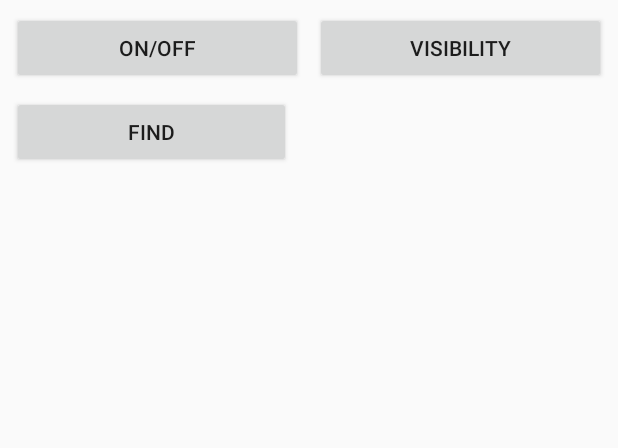
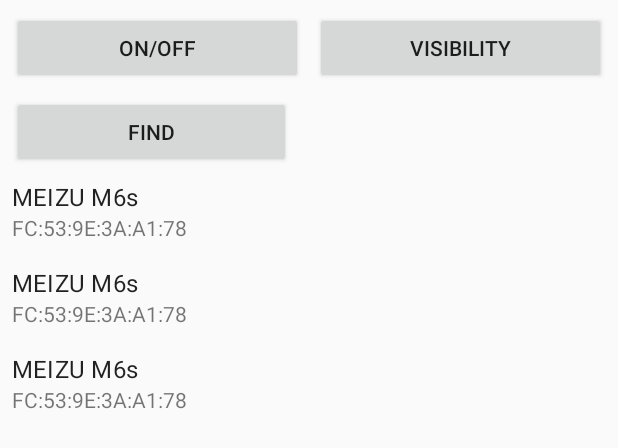
Before and after one commit to AlexeyKatsuro/BTEx, an Android app: the layout fragment_main.xml on its own in the app's theme, with its tools: preview values and no code run, on a phone screen of 412 x 824 dp. Shown: the top 448 px of the screen. Run offline under Robolectric (Android 15) with nearby library versions, the phone set to English and light mode, and no system bars.

Commit message:
display device

```diff
--- a/app/src/main/AndroidManifest.xml
+++ b/app/src/main/AndroidManifest.xml
@@ -16,7 +16,7 @@
         android:supportsRtl="true"
         android:theme="@style/AppTheme"
         tools:ignore="GoogleAppIndexingWarning">
-        <activity android:name=".MainActivity">
+        <activity android:name=".ui.MainActivity">
             <intent-filter>
                 <action android:name="android.intent.action.MAIN" />
 
--- a/app/src/main/java/com/e/btex/MainActivity.kt
+++ b/app/src/main/java/com/e/btex/ui/MainActivity.kt
@@ -1,7 +1,8 @@
-package com.e.btex
+package com.e.btex.ui
 
 import androidx.appcompat.app.AppCompatActivity
 import android.os.Bundle
+import com.e.btex.R
 
 class MainActivity : AppCompatActivity() {
 
--- a/app/src/main/java/com/e/btex/utils/AutoRegisterReceiver.kt
+++ b/app/src/main/java/com/e/btex/utils/AutoRegisterReceiver.kt
@@ -27,7 +27,6 @@ class AutoRegisterReceiver<T : BroadcastReceiver>(val fragment: Fragment, val fi
             @OnLifecycleEvent(Lifecycle.Event.ON_DESTROY)
             fun onDestroy() {
                 _value?.let {
-                    Timber.d("onDestroy: unregisterReceive $it")
                     fragment.requireActivity().unregisterReceiver(it)
                 }
             }
@@ -42,13 +41,12 @@ class AutoRegisterReceiver<T : BroadcastReceiver>(val fragment: Fragment, val fi
 
     override fun setValue(thisRef: Fragment, property: KProperty<*>, value: T) {
         _value = value
-        Timber.d("setValue: registerReceiver $_value")
         val intentFilter = IntentFilter(filterAction)
         fragment.requireActivity().registerReceiver(_value, intentFilter)
     }
 }
 
 /**
- * Creates an [AutoClearedValue] associated with this fragment.
+ * Creates an [AutoSubscribeReceiver] associated with this fragment.
  */
 fun <T : BroadcastReceiver> Fragment.AutoSubscribeReceiver(filterAction: String) = AutoRegisterReceiver<T>(this,filterAction)
--- a/app/src/main/res/layout/activity_main.xml
+++ b/app/src/main/res/layout/activity_main.xml
@@ -4,7 +4,7 @@
     xmlns:tools="http://schemas.android.com/tools"
     android:layout_width="match_parent"
     android:layout_height="match_parent"
-    tools:context=".MainActivity">
+    tools:context=".ui.MainActivity">
 
     <fragment
         android:id="@+id/nav_host_fragment"
--- a/app/src/main/res/layout/fragment_main.xml
+++ b/app/src/main/res/layout/fragment_main.xml
@@ -44,5 +44,16 @@
             app:layout_constraintEnd_toEndOf="@+id/button_on_off"
             app:layout_constraintStart_toStartOf="parent"
             app:layout_constraintTop_toBottomOf="@+id/button_on_off" />
+
+        <androidx.recyclerview.widget.RecyclerView
+            android:id="@+id/device_recycler_view"
+            android:layout_width="0dp"
+            android:layout_height="0dp"
+            app:layoutManager="LinearLayoutManager"
+            app:layout_constraintBottom_toBottomOf="parent"
+            app:layout_constraintEnd_toEndOf="parent"
+            app:layout_constraintStart_toStartOf="parent"
+            app:layout_constraintTop_toBottomOf="@+id/button_find"
+            tools:listitem="@layout/item_bluettooth_decive" />
     </androidx.constraintlayout.widget.ConstraintLayout>
 </layout>
--- /dev/null
+++ b/app/src/main/res/layout/item_bluettooth_decive.xml
@@ -0,0 +1,34 @@
+<?xml version="1.0" encoding="utf-8"?>
+<layout xmlns:android="http://schemas.android.com/apk/res/android"
+    xmlns:tools="http://schemas.android.com/tools">
+
+    <data>
+        <variable
+            name="device"
+            type="android.bluetooth.BluetoothDevice"/>
+    </data>
+
+    <LinearLayout
+        android:layout_width="match_parent"
+        android:layout_height="wrap_content"
+        android:orientation="vertical"
+        android:padding="@dimen/margin_small"
+        android:clickable="true"
+        android:focusable="true"
+        android:background="?android:selectableItemBackground">
+        <TextView
+            android:id="@+id/name"
+            style="@style/TextAppearance.MaterialComponents.Subtitle1"
+            android:text="@{device.name}"
+            android:layout_width="match_parent"
+            android:layout_height="wrap_content"
+            tools:text="MEIZU M6s"/>
+        <TextView
+            android:id="@+id/mac"
+            android:text="@{device.address}"
+            android:layout_width="match_parent"
+            android:layout_height="wrap_content"
+            tools:text="FC:53:9E:3A:A1:78" />
+    </LinearLayout>
+
+</layout>
--- a/app/src/main/res/navigation/mobile_navigation.xml
+++ b/app/src/main/res/navigation/mobile_navigation.xml
@@ -7,7 +7,7 @@
 
     <fragment
         android:id="@+id/mainFragment"
-        android:name="com.e.btex.MainFragment"
+        android:name="com.e.btex.ui.MainFragment"
         android:label="MainFragment"
         tools:layout="@layout/fragment_main"
         />
```
Also changed, not shown: app/src/main/java/com/e/btex/ui/DeviceAdapter.kt (added, +28 -0 lines), app/src/main/java/com/e/btex/ui/MainFragment.kt (renamed from app/src/main/java/com/e/btex/MainFragment.kt, +18 -14 lines), app/src/main/java/com/e/btex/ui/common/DataBoundListAdapter.kt (added, +30 -0 lines), app/src/main/java/com/e/btex/ui/common/DataBoundViewHolder.kt (added, +11 -0 lines), app/src/main/res/values/dimens.xml (added, +20 -0 lines).
